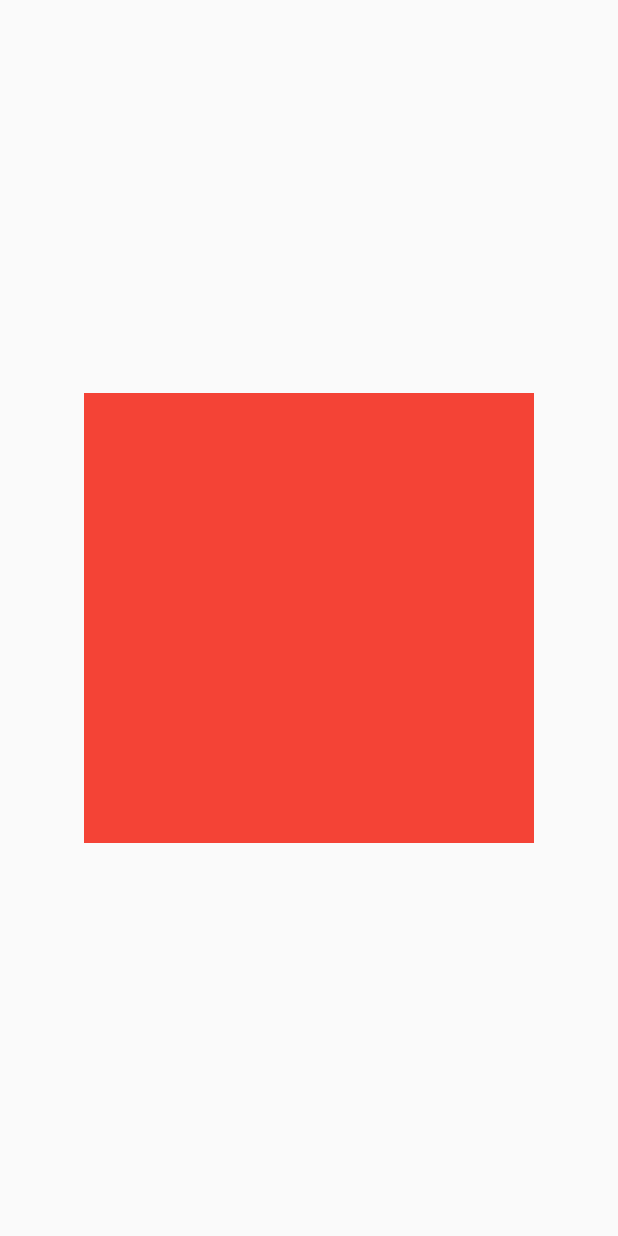
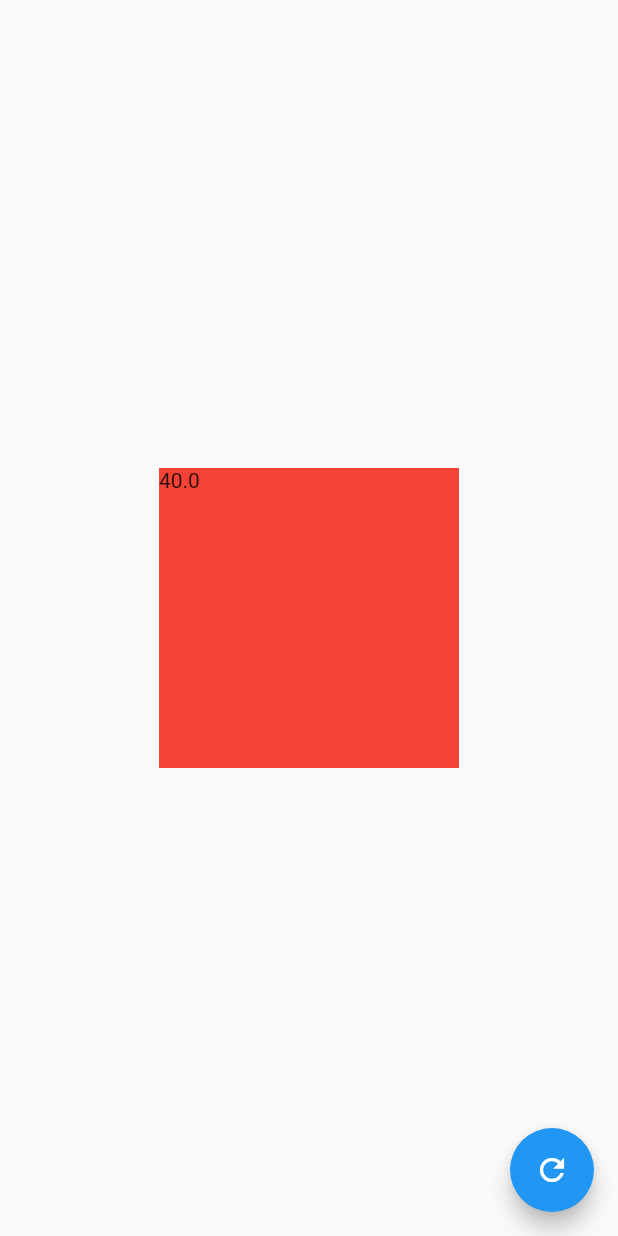
Before and after one commit to goncalveshigino/desenhos, a Flutter app: the screen it shows after launch, on a phone screen of 412 x 824 dp. Run offline on Flutter 3.47's test engine with Material 2 defaults, Android fonts, the phone set to English and light mode, and no system bars.

Commit message:
Criando o widget personalizado

```diff
--- a/lib/main.dart
+++ b/lib/main.dart
@@ -1,9 +1,10 @@
-import 'package:backgrounds/src/pages/animacoes_page.dart';
-import 'package:backgrounds/src/retos/quadrado_animado_page.dart';
-import 'package:backgrounds/src/pages/header_page.dart';
+// import 'package:backgrounds/src/pages/animacoes_page.dart';
+// import 'package:backgrounds/src/retos/quadrado_animado_page.dart';
+// import 'package:backgrounds/src/pages/header_page.dart';
 import 'package:flutter/material.dart';
 
-import 'src/pages/circular_progress_page.dart';
+// import 'src/labs/circular_progress_page.dart';
+import 'src/pages/graficas_circulares_page.dart';
 
 void main() => runApp(MyApp());
 
@@ -13,7 +14,7 @@ class MyApp extends StatelessWidget {
     return MaterialApp(
       debugShowCheckedModeBanner: false,
       title: 'Desenhos App',
-      home: CircularProgressPage()
+      home: GraficasCircularesPage()
     );
   }
 }
--- a/lib/src/pages/circular_progress_page.dart
+++ /dev/null
@@ -1,27 +0,0 @@
-import 'package:flutter/material.dart';
-
-
-
-class CircularProgressPage extends StatefulWidget {
-  const CircularProgressPage({Key key}) : super(key: key);
-
-  @override
-  _CircularProgressPageState createState() => _CircularProgressPageState();
-}
-
-class _CircularProgressPageState extends State<CircularProgressPage> {
-
-  @override
-  Widget build(BuildContext context) {
-    return Scaffold(
-      body: Center(
-        child: Container(
-           width: 300,
-           height: 300,
-           color: Colors.red,
-        ),
-      ),
-    );
-  }
-
-}
--- /dev/null
+++ b/lib/src/pages/graficas_circulares_page.dart
@@ -0,0 +1,39 @@
+import 'package:backgrounds/src/widgets/radial_progress.dart';
+import 'package:flutter/material.dart';
+
+
+class GraficasCircularesPage extends StatefulWidget {
+  @override
+  _GraficasCircularesPageState createState() => _GraficasCircularesPageState();
+}
+
+class _GraficasCircularesPageState extends State<GraficasCircularesPage> {
+
+double percentagem = 0.0;
+
+  @override
+  Widget build(BuildContext context) {
+    return Scaffold(
+      floatingActionButton: FloatingActionButton(
+         child: Icon(Icons.refresh),
+         onPressed: (){
+           setState(() {
+             percentagem += 10;
+             if(percentagem > 100){
+               percentagem = 0;
+             }
+           });
+         },
+      ),
+      body: Center(
+        child: Container(
+          height: 200,
+          width: 200,
+          color: Colors.red,
+          child: RadialProgress(percentagem: 40.0),
+        ),
+      ),
+
+    );
+  }
+}
--- /dev/null
+++ b/lib/src/widgets/radial_progress.dart
@@ -0,0 +1,21 @@
+import 'package:flutter/material.dart';
+
+
+class RadialProgress extends StatefulWidget {
+
+final percentagem;
+
+  const RadialProgress({this.percentagem});
+
+  @override
+  _RadialProgressState createState() => _RadialProgressState();
+}
+
+class _RadialProgressState extends State<RadialProgress> {
+  @override
+  Widget build(BuildContext context) {
+    return Container(
+      child: Text('${widget.percentagem}')
+    );
+  }
+}
```
Also changed, not shown: lib/src/labs/circular_progress_page.dart (added, +113 -0 lines).
